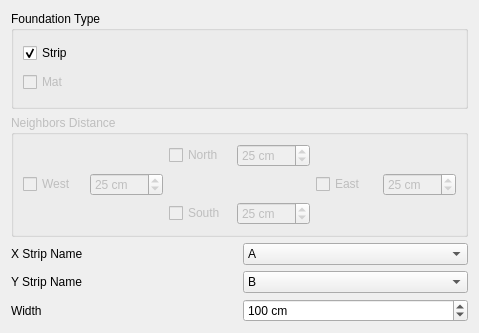
Above: safe/punch/Resources/ui/strip_panel.ui from ebrahimraeyat/OSAFE before the change. Below: the same form after it.
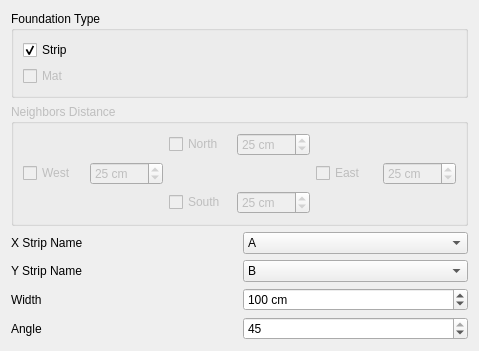
That is the form after the change.

Commit message: adding angle to make_strips automatically

Patch:
```diff
--- a/safe/punch/Resources/ui/strip_panel.ui
+++ b/safe/punch/Resources/ui/strip_panel.ui
@@ -7,7 +7,7 @@
     <x>0</x>
     <y>0</y>
     <width>479</width>
-    <height>333</height>
+    <height>341</height>
    </rect>
   </property>
   <property name="windowTitle">
@@ -264,6 +264,36 @@
      </item>
     </layout>
    </item>
+   <item>
+    <layout class="QHBoxLayout" name="horizontalLayout_6">
+     <item>
+      <widget class="QLabel" name="label_4">
+       <property name="text">
+        <string>Angle</string>
+       </property>
+      </widget>
+     </item>
+     <item>
+      <widget class="QSpinBox" name="angle_spinbox">
+       <property name="suffix">
+        <string/>
+       </property>
+       <property name="minimum">
+        <number>5</number>
+       </property>
+       <property name="maximum">
+        <number>45</number>
+       </property>
+       <property name="singleStep">
+        <number>5</number>
+       </property>
+       <property name="value">
+        <number>45</number>
+       </property>
+      </widget>
+     </item>
+    </layout>
+   </item>
   </layout>
  </widget>
  <resources/>
```
The commit also changes 2 other files.
